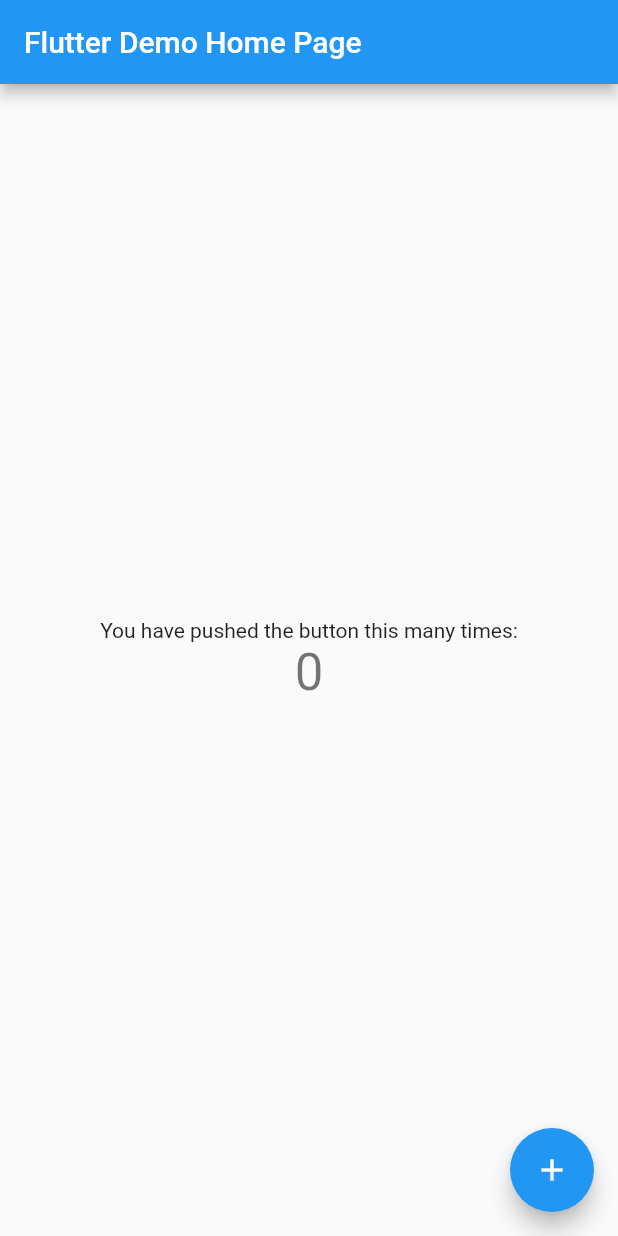
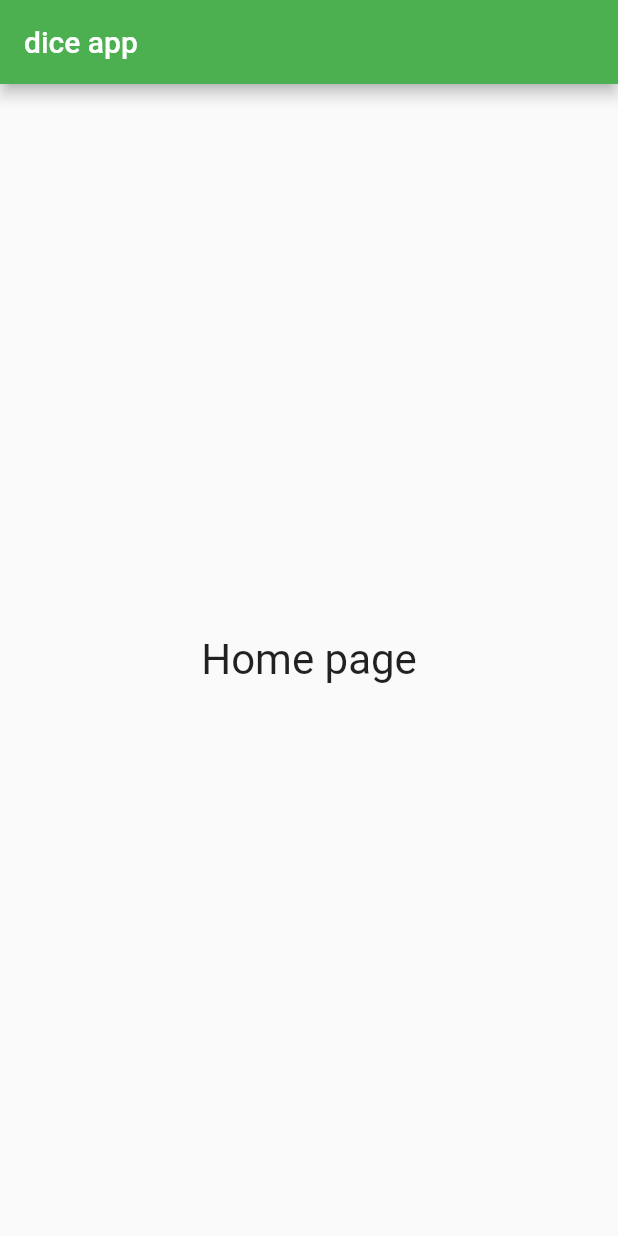
Before and after one commit to umair1297/diceapp027, a Flutter app: the screen it shows after launch, on a phone screen of 412 x 824 dp. Run offline on Flutter 3.47's test engine with Material 2 defaults, Android fonts, the phone set to English and light mode, and no system bars; our stand-ins replace splashscreen; network calls fail.

```diff
--- a/lib/main.dart
+++ b/lib/main.dart
@@ -1,117 +1,45 @@
+import 'dart:async';
 import 'package:flutter/material.dart';
-
+import 'package:splashscreen/splashscreen.dart';
 void main() {
   runApp(MyApp());
 }
 
 class MyApp extends StatelessWidget {
-  // This widget is the root of your application.
   @override
   Widget build(BuildContext context) {
     return MaterialApp(
-      title: 'Flutter Demo',
+      title: 'Splash Screen',
       theme: ThemeData(
-        // This is the theme of your application.
-        //
-        // Try running your application with "flutter run". You'll see the
-        // application has a blue toolbar. Then, without quitting the app, try
-        // changing the primarySwatch below to Colors.green and then invoke
-        // "hot reload" (press "r" in the console where you ran "flutter run",
-        // or simply save your changes to "hot reload" in a Flutter IDE).
-        // Notice that the counter didn't reset back to zero; the application
-        // is not restarted.
-        primarySwatch: Colors.blue,
-        // This makes the visual density adapt to the platform that you run
-        // the app on. For desktop platforms, the controls will be smaller and
-        // closer together (more dense) than on mobile platforms.
-        visualDensity: VisualDensity.adaptivePlatformDensity,
+        primarySwatch: Colors.green,
       ),
-      home: MyHomePage(title: 'Flutter Demo Home Page'),
+      home: Splash2(),
+      debugShowCheckedModeBanner: false,
     );
   }
 }
-
-class MyHomePage extends StatefulWidget {
-  MyHomePage({Key key, this.title}) : super(key: key);
-
-  // This widget is the home page of your application. It is stateful, meaning
-  // that it has a State object (defined below) that contains fields that affect
-  // how it looks.
-
-  // This class is the configuration for the state. It holds the values (in this
-  // case the title) provided by the parent (in this case the App widget) and
-  // used by the build method of the State. Fields in a Widget subclass are
-  // always marked "final".
-
-  final String title;
-
-  @override
-  _MyHomePageState createState() => _MyHomePageState();
-}
-
-class _MyHomePageState extends State<MyHomePage> {
-  int _counter = 0;
-
-  void _incrementCounter() {
-    setState(() {
-      // This call to setState tells the Flutter framework that something has
-      // changed in this State, which causes it to rerun the build method below
-      // so that the display can reflect the updated values. If we changed
-      // _counter without calling setState(), then the build method would not be
-      // called again, and so nothing would appear to happen.
-      _counter++;
-    });
-  }
-
+class Splash2 extends StatelessWidget {
   @override
   Widget build(BuildContext context) {
-    // This method is rerun every time setState is called, for instance as done
-    // by the _incrementCounter method above.
-    //
-    // The Flutter framework has been optimized to make rerunning build methods
-    // fast, so that you can just rebuild anything that needs updating rather
-    // than having to individually change instances of widgets.
-    return Scaffold(
-      appBar: AppBar(
-        // Here we take the value from the MyHomePage object that was created by
-        // the App.build method, and use it to set our appbar title.
-        title: Text(widget.title),
-      ),
-      body: Center(
-        // Center is a layout widget. It takes a single child and positions it
-        // in the middle of the parent.
-        child: Column(
-          // Column is also a layout widget. It takes a list of children and
-          // arranges them vertically. By default, it sizes itself to fit its
-          // children horizontally, and tries to be as tall as its parent.
-          //
-          // Invoke "debug painting" (press "p" in the console, choose the
-          // "Toggle Debug Paint" action from the Flutter Inspector in Android
-          // Studio, or the "Toggle Debug Paint" command in Visual Studio Code)
-          // to see the wireframe for each widget.
-          //
-          // Column has various properties to control how it sizes itself and
-          // how it positions its children. Here we use mainAxisAlignment to
-          // center the children vertically; the main axis here is the vertical
-          // axis because Columns are vertical (the cross axis would be
-          // horizontal).
-          mainAxisAlignment: MainAxisAlignment.center,
-          children: <Widget>[
-            Text(
-              'You have pushed the button this many times:',
-            ),
-            Text(
-              '$_counter',
-              style: Theme.of(context).textTheme.headline4,
-            ),
-          ],
-        ),
-      ),
-      floatingActionButton: FloatingActionButton(
-        onPressed: _incrementCounter,
-        tooltip: 'Increment',
-        child: Icon(Icons.add),
-      ), // This trailing comma makes auto-formatting nicer for build methods.
+    return SplashScreen(
+      seconds: 15,
+      navigateAfterSeconds: new SecondScreen(),
+      title: new Text('FA17-BSE-027',textScaleFactor: 3,),
+      image: new Image.network('IMAGE.JPG'),
+      loadingText: Text("Loading"),
+      photoSize: 100.0,
+      loaderColor: Colors.blue,
     );
   }
 }
+class SecondScreen extends StatelessWidget {
+  @override
+  Widget build(BuildContext context) {
+    return Scaffold(
+      appBar: AppBar(title:Text("dice app")),
+      body: Center(
+          child:Text("Home page",textScaleFactor: 2,)
+      ),
+    );
+  }
+}
```
Also changed, not shown: pubspec.yaml (+6 -57 lines), pubspec.lock, 2 other files.
